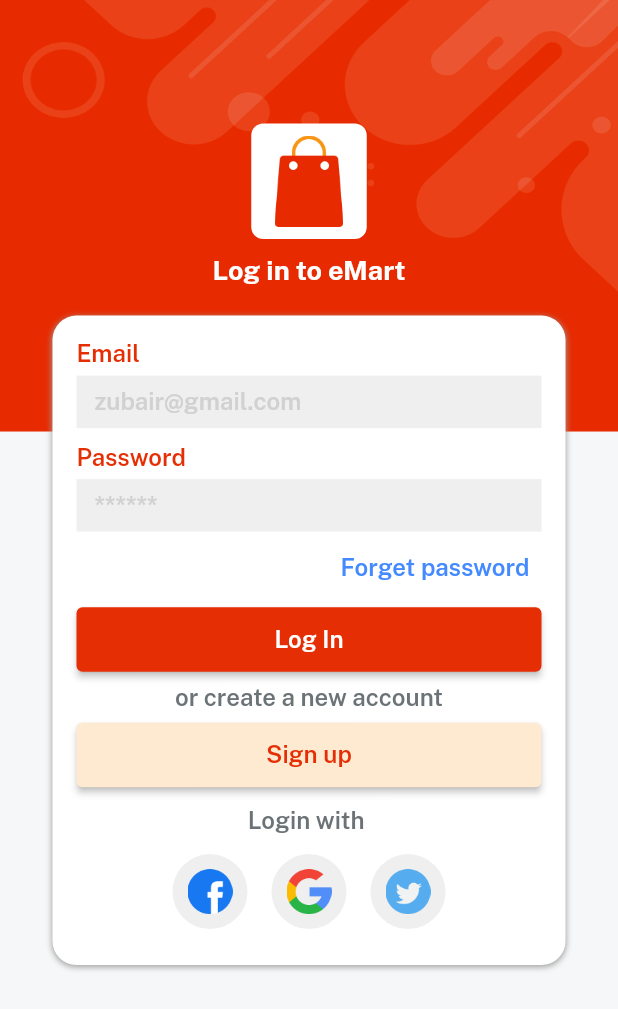
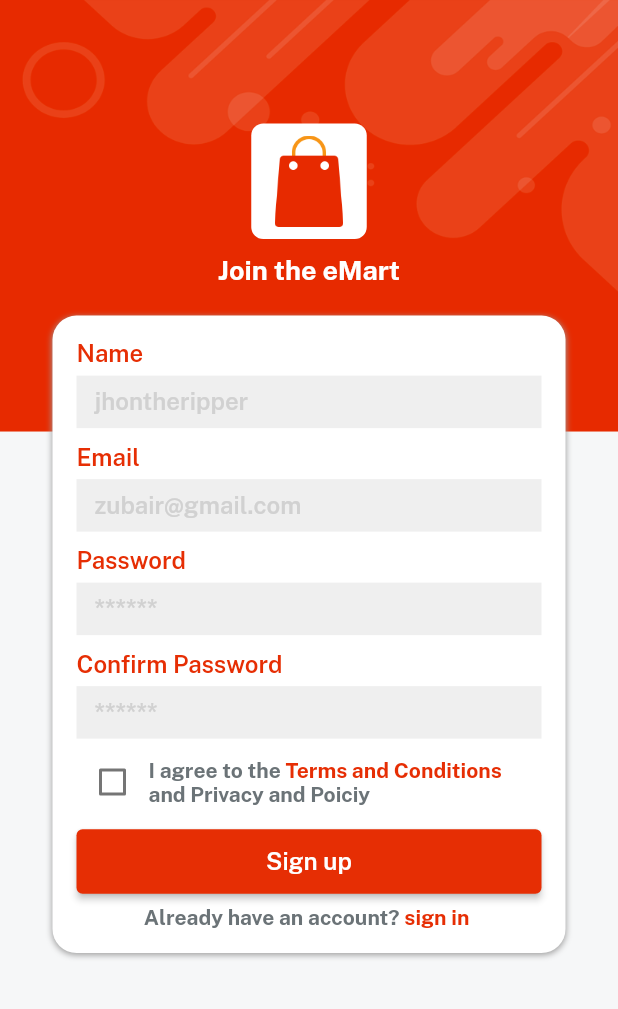
Before and after one commit to ZubairKhan94049/eMart-eCommerce-APP, a Flutter app: the screen it shows after launch, after a tap on "Sign up", on a phone screen of 412 x 824 dp. Shown: the top 1009 px of the screen. Run offline on Flutter 3.47's test engine with Material 2 defaults, Android fonts, the phone set to English and light mode, and no system bars; our stand-ins replace get.

Commit message:
sign up screen ui completed

```diff
--- a/lib/views/auth_screens/login_screen.dart
+++ b/lib/views/auth_screens/login_screen.dart
@@ -1,9 +1,11 @@
 import 'package:e_commerce/consts/consts.dart';
 import 'package:e_commerce/consts/lists.dart';
+import 'package:e_commerce/views/auth_screens/signup_screen.dart';
 import 'package:e_commerce/widget_common/applogo_widget.dart';
 import 'package:e_commerce/widget_common/bg_widget.dart';
 import 'package:e_commerce/widget_common/largetext_widget.dart';
 import 'package:e_commerce/widget_common/smalltext_widget.dart';
+import 'package:get/route_manager.dart';
 
 import '../../widget_common/custom_button_widget.dart';
 import '../../widget_common/customtextfield_widget.dart';
@@ -73,7 +75,9 @@ class LoginScreen extends StatelessWidget {
                       title: "Log In",
                       bgColor: redColor,
                       titleColor: whiteColor,
-                      onPress: () {},
+                      onPress: () {
+                        // Get.to(() => const SignupScreen());
+                      },
                     ),
                   ),
                   const SizedBox(
@@ -92,7 +96,9 @@ class LoginScreen extends StatelessWidget {
                       title: "Sign up",
                       bgColor: lightGolden,
                       titleColor: redColor,
-                      onPress: () {},
+                      onPress: () {
+                        Get.to(() => const SignupScreen());
+                      },
                     ),
                   ),
                   const SizedBox(
--- /dev/null
+++ b/lib/views/auth_screens/signup_screen.dart
@@ -0,0 +1,162 @@
+import 'package:e_commerce/consts/lists.dart';
+import 'package:e_commerce/widget_common/applogo_widget.dart';
+import 'package:e_commerce/widget_common/bg_widget.dart';
+import 'package:e_commerce/widget_common/custom_button_widget.dart';
+import 'package:e_commerce/widget_common/customtextfield_widget.dart';
+import 'package:e_commerce/widget_common/largetext_widget.dart';
+import 'package:e_commerce/widget_common/smalltext_widget.dart';
+import 'package:get/instance_manager.dart';
+import 'package:get/route_manager.dart';
+
+import '../../consts/consts.dart';
+
+class SignupScreen extends StatelessWidget {
+  const SignupScreen({super.key});
+
+  @override
+  Widget build(BuildContext context) {
+    var size = MediaQuery.of(context).size;
+    return bgWidget(
+        child: Scaffold(
+      resizeToAvoidBottomInset: false,
+      body: Center(
+        child: Column(
+          children: [
+            // 10 % height
+            SizedBox(height: size.height * 0.1),
+            appLogoWidget(),
+            const SizedBox(height: 10),
+
+            const LargeText(
+              text: "Join the $appname",
+              fontSize: 18,
+            ),
+            const SizedBox(height: 20),
+            Container(
+              decoration: BoxDecoration(
+                color: whiteColor,
+                borderRadius: BorderRadius.circular(16),
+                boxShadow: const [
+                  BoxShadow(
+                    color: Colors.grey,
+                    blurRadius: 3,
+                    offset: Offset(0, 1),
+                  ),
+                ],
+              ),
+              width: size.width - 70,
+              padding: const EdgeInsets.all(16),
+              child: Column(
+                children: [
+                  customTextField(
+                      title: "Name",
+                      hintText: "jhontheripper",
+                      controller: TextEditingController()),
+                  const SizedBox(
+                    height: 10,
+                  ),
+                  customTextField(
+                      title: "Email",
+                      hintText: "zubair@gmail.com",
+                      controller: TextEditingController()),
+                  const SizedBox(
+                    height: 10,
+                  ),
+                  customTextField(
+                      title: "Password",
+                      hintText: "******",
+                      controller: TextEditingController()),
+                  const SizedBox(
+                    height: 10,
+                  ),
+                  customTextField(
+                      title: "Confirm Password",
+                      hintText: "******",
+                      controller: TextEditingController()),
+                  const SizedBox(
+                    height: 5,
+                  ),
+                  Row(
+                    children: [
+                      Checkbox(
+                          checkColor: redColor,
+                          value: false,
+                          onChanged: (val) {}),
+                      const SizedBox(
+                        height: 10,
+                      ),
+                      Expanded(
+                        child: RichText(
+                            text: const TextSpan(children: [
+                          TextSpan(
+                              text: "I agree to the ",
+                              style: TextStyle(
+                                color: fontGrey,
+                                fontFamily: bold,
+                              )),
+                          TextSpan(
+                              text: "Terms and Conditions ",
+                              style: TextStyle(
+                                color: redColor,
+                                fontFamily: bold,
+                              )),
+                          TextSpan(
+                              text: " and",
+                              style: TextStyle(
+                                color: fontGrey,
+                                fontFamily: bold,
+                              )),
+                          TextSpan(
+                              text: " Privacy and Poiciy",
+                              style: TextStyle(
+                                color: fontGrey,
+                                fontFamily: bold,
+                              )),
+                        ])),
+                      )
+                    ],
+                  ),
+                  const SizedBox(
+                    height: 5,
+                  ),
+                  SizedBox(
+                    width: size.width - 50,
+                    child: customButton(
+                      title: "Sign up",
+                      bgColor: redColor,
+                      titleColor: whiteColor,
+                      onPress: () {},
+                    ),
+                  ),
+                  const SizedBox(
+                    height: 5,
+                  ),
+                  GestureDetector(
+                    onTap: () {
+                      Get.back();
+                    },
+                    child: RichText(
+                        text: const TextSpan(children: [
+                      TextSpan(
+                          text: "Already have an account? ",
+                          style: TextStyle(
+                            color: fontGrey,
+                            fontFamily: bold,
+                          )),
+                      TextSpan(
+                          text: "sign in ",
+                          style: TextStyle(
+                            color: redColor,
+                            fontFamily: bold,
+                          )),
+                    ])),
+                  )
+                ],
+              ),
+            ),
+          ],
+        ),
+      ),
+    ));
+  }
+}
```
